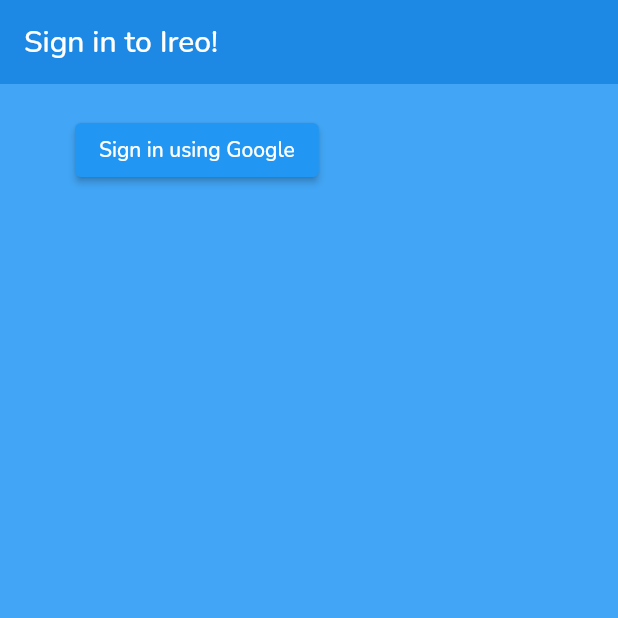
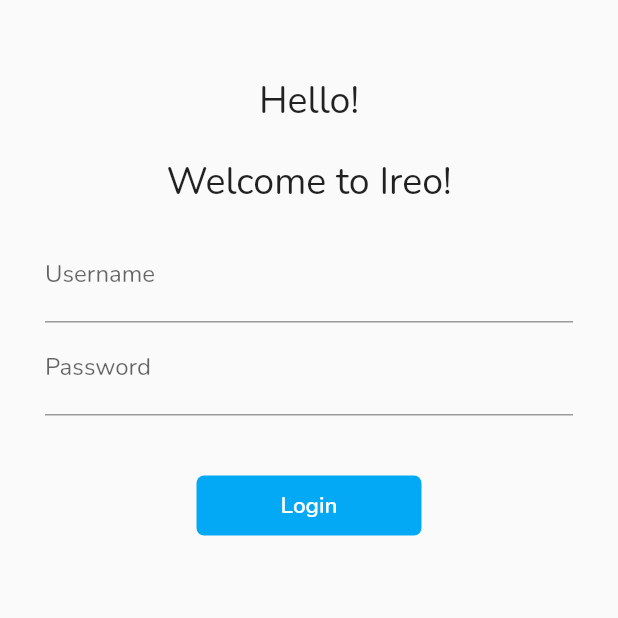
Before and after one commit to Nilsiloid/Ireo, a Flutter app: the screen it shows after launch, on a phone screen of 412 x 824 dp, the top half of it. Run offline on Flutter 3.47's test engine with Material 2 defaults, Android fonts, the phone set to English and light mode, and no system bars; our stand-ins replace firebase_auth, firebase_core, google_fonts, google_sign_in; accounts and stored records are empty.

Commit message:
edited sign in

```diff
--- a/lib/Authentication/sign_in.dart
+++ b/lib/Authentication/sign_in.dart
@@ -1,9 +1,11 @@
-// ignore_for_file: prefer_const_constructors, avoid_print, unused_import, import_of_legacy_library_into_null_safe
+// ignore_for_file: prefer_const_constructors, avoid_print, unused_import, import_of_legacy_library_into_null_safe, use_build_context_synchronously
 
 import 'package:firebase_auth/firebase_auth.dart';
 import 'package:flutter/material.dart';
+import 'package:ireo/Authentication/email_auth.dart';
 import 'package:ireo/Authentication/g_auth.dart';
 import 'package:provider/provider.dart';
+import '../Utilities/routes.dart';
 
 class SignIn extends StatefulWidget {
   const SignIn({Key? key}) : super(key: key);
@@ -13,36 +15,145 @@
 }
 
 class _SignInState extends State<SignIn> {
+
+  String name = "";
+  bool pressed = false;
+  final _formkey = GlobalKey<FormState>();
+
+  moveHome(BuildContext context) async {
+    if (_formkey.currentState!.validate()) {
+      setState(() {
+        pressed = true;
+      });
+      await Future.delayed(Duration(seconds: 1));
+      await Navigator.pushNamed(context, Routes.HomePath);
+      setState(() {
+        pressed = false;
+      });
+    }
+  }
   // final GAuthService _authService = GAuthService();
 
   @override
   Widget build(BuildContext context) {
-    return Scaffold(
-      backgroundColor: Colors.blue[400],
-      appBar: AppBar(
-        backgroundColor: Colors.blue[600],
-        elevation: 0.0,
-        title: Text("Sign in to Ireo!"),
-      ),
-      body: Container(
-        padding: EdgeInsets.symmetric(vertical: 20, horizontal: 50),
-        child: ElevatedButton(
-            child: Text("Sign in using Google"),
-            // onPressed: () async {
-            //   dynamic result = await _authService.googleLogIn();
-            //   if (result == null) {
-            //     print("error signing in.");
-            //   } else {
-            //     print("Signed in!");
-            //     print(result);
-            //   }
-            // },
-            onPressed: () {
-              final provider =
-                  Provider.of<GAuthService>(context, listen: false);
-              provider.googleLogIn();
-            }),
-      ),
-    );
+    return Material(
+        child: SingleChildScrollView(
+            child: Form(
+      key: _formkey,
+      child: Column(children: [
+        SizedBox(
+          height: 50,
+        ),
+        Text(
+          "Hello!",
+          style: TextStyle(fontSize: 25),
+        ),
+        SizedBox(
+          height: 20,
+        ),
+        Text(
+          "Welcome to Ireo!",
+          style: TextStyle(fontSize: 25),
+        ),
+        Padding(
+          padding: const EdgeInsets.symmetric(vertical: 15.0, horizontal: 30.0),
+          child: Column(
+            children: [
+              TextFormField(
+                decoration: InputDecoration(
+                  hintText: "Enter Username",
+                  labelText: "Username",
+                ),
+                validator: (value) {
+                  if (value == null || value.isEmpty) {
+                    return "Invalid Username";
+                  }
+                  return null;
+                },
+              ),
+              TextFormField(
+                obscureText: true,
+                decoration: InputDecoration(
+                  hintText: "Enter Password",
+                  labelText: "Password",
+                ),
+                validator: (value) {
+                  if (value == null || value.isEmpty) {
+                    return "Invalid Password";
+                  }
+                  return null;
+                },
+              ),
+              SizedBox(
+                height: 40,
+              ),
+              Material(
+                color: Colors.lightBlue,
+                borderRadius: BorderRadius.circular(5),
+                child: InkWell(
+                  onTap: () => moveHome(context),
+                  child: AnimatedContainer(
+                    duration: Duration(seconds: 1),
+                      width: pressed ? 50 : 150,
+                    height: 40,
+                    alignment: Alignment.center,
+                    child: pressed
+                        ? Icon(color: Colors.black, Icons.done)
+                        : Text(
+                            "Login",
+                            style: TextStyle(
+                              color: Colors.white,
+                              fontSize: 15,
+                              fontWeight: FontWeight.w600,
+                            ),
+                          ),
+                  ),
+                ),
+              ),
+              // ElevatedButton(
+              //   child: Text("Login"),
+              //   style: TextButton.styleFrom(minimumSize: Size(150, 40)),
+              //   onPressed: () {
+              //     Navigator.pushNamed(context, Routes.HomePath);
+              //   },
+              // ),
+            ],
+          ),
+        ),
+      ]),
+    )));
   }
 }
+
+    // return Scaffold(
+    //   backgroundColor: Colors.blue[400],
+    //   appBar: AppBar(
+    //     backgroundColor: Colors.blue[600],
+    //     elevation: 0.0,
+    //     title: Text("Sign in to Ireo!"),
+    //   ),
+    //   body: Container(
+    //     padding: EdgeInsets.symmetric(vertical: 20, horizontal: 50),
+    //     child: TextFormField(controller: emailController,
+    //     decoration: InputDecoration(alignLabelWithHint: ),)
+    //     child: ElevatedButton(
+    //         child: Text("Sign in using Google"),
+    //         // onPressed: () async {
+    //         //   dynamic result = await _authService.googleLogIn();
+    //         //   if (result == null) {
+    //         //     print("error signing in.");
+    //         //   } else {
+    //         //     print("Signed in!");
+    //         //     print(result);
+    //         //   }
+    //         // },
+    //         onPressed: () {
+    //           // final provider =
+    //           //     Provider.of<GAuthService>(context, listen: false);
+    //           // provider.googleLogIn();
+    //           context.read < AuthenticationService>().signIn(
+    //             email: emailController.text.trim(),
+    //           );
+    //         }),
+    //   ),
+    // );
```
